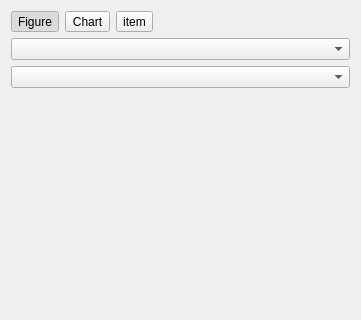
Before: the Qt Designer form src/DAGui/DAChartSettingWidget.ui in czyt1988/data-workbench, drawn with Qt 5; both pictures show x 0 to 361 and y 0 to 320 of the 361 by 844 pixel window.
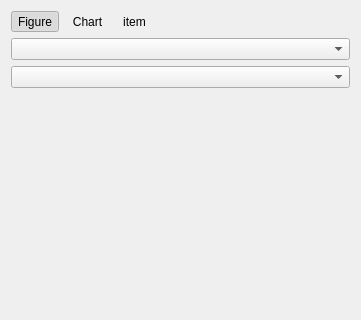
After: the same form once the commit is applied. Icons and pictures are not drawn. Custom widgets are drawn as their Qt base class.

Diff of the .ui file:
```diff
--- a/src/DAGui/DAChartSettingWidget.ui
+++ b/src/DAGui/DAChartSettingWidget.ui
@@ -37,9 +37,25 @@
        <property name="text">
         <string>Chart</string>
        </property>
+       <property name="icon">
+        <iconset resource="icon.qrc">
+         <normaloff>:/DAGui/icon/plot-setting.svg</normaloff>:/DAGui/icon/plot-setting.svg</iconset>
+       </property>
+       <property name="iconSize">
+        <size>
+         <width>28</width>
+         <height>28</height>
+        </size>
+       </property>
        <property name="checkable">
         <bool>true</bool>
        </property>
+       <property name="toolButtonStyle">
+        <enum>Qt::ToolButtonTextUnderIcon</enum>
+       </property>
+       <property name="autoRaise">
+        <bool>true</bool>
+       </property>
        <attribute name="buttonGroup">
         <string notr="true">buttonGroupType</string>
        </attribute>
@@ -50,9 +66,25 @@
        <property name="text">
         <string>item</string>
        </property>
+       <property name="icon">
+        <iconset resource="icon.qrc">
+         <normaloff>:/DAGui/icon/plot-item-setting.svg</normaloff>:/DAGui/icon/plot-item-setting.svg</iconset>
+       </property>
+       <property name="iconSize">
+        <size>
+         <width>28</width>
+         <height>28</height>
+        </size>
+       </property>
        <property name="checkable">
         <bool>true</bool>
        </property>
+       <property name="toolButtonStyle">
+        <enum>Qt::ToolButtonTextUnderIcon</enum>
+       </property>
+       <property name="autoRaise">
+        <bool>true</bool>
+       </property>
        <attribute name="buttonGroup">
         <string notr="true">buttonGroupType</string>
        </attribute>
```
Left out of the diff: 20 changed lines with no effect on the pictures.
